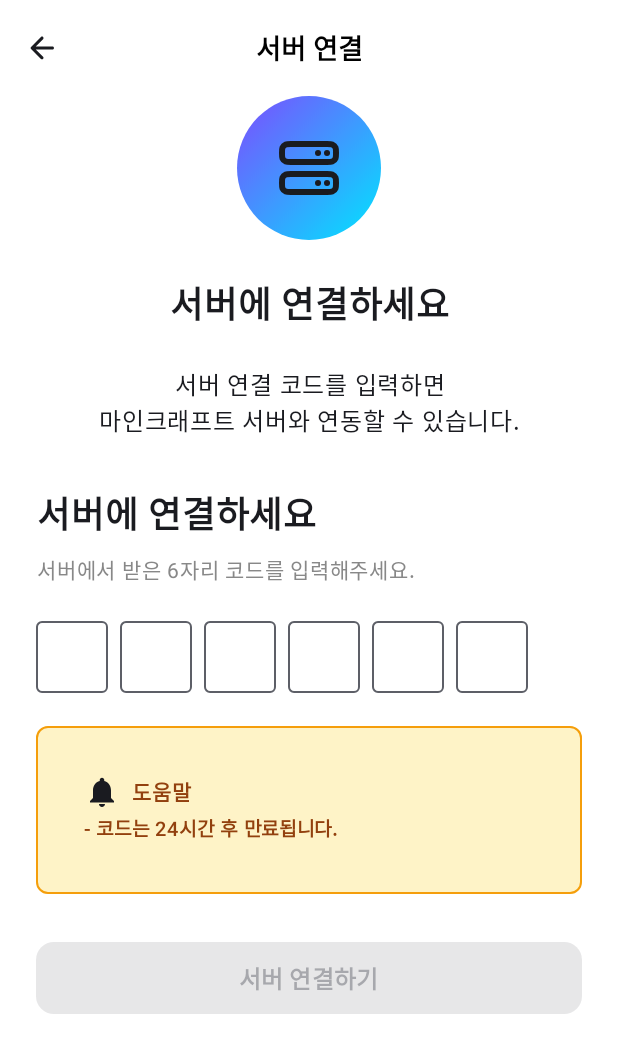
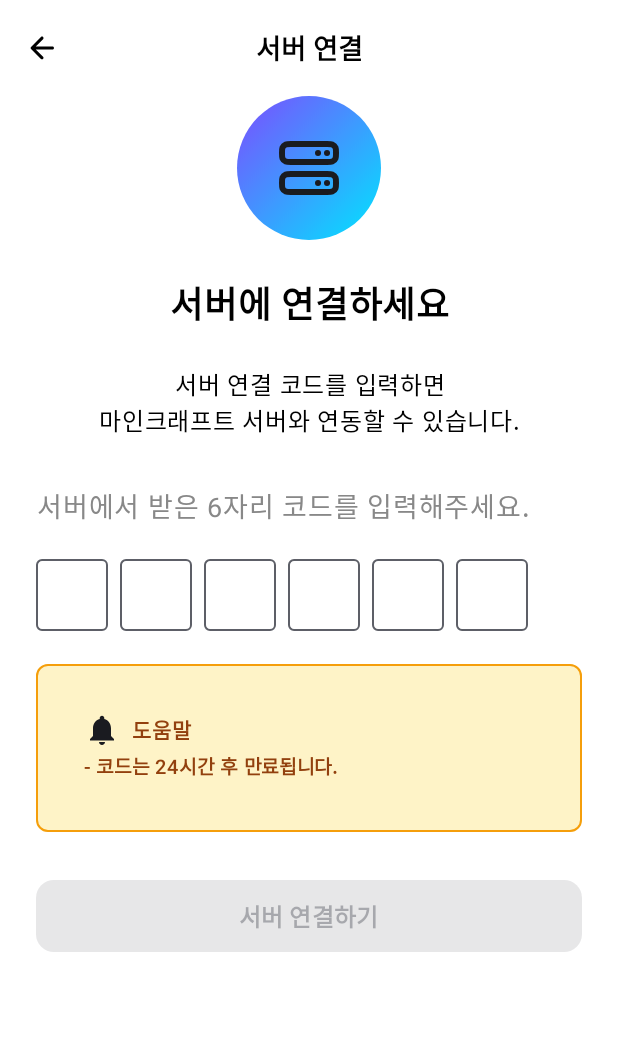
Before and after one commit to joon0447/AppLinker-Android, an Android app built with Jetpack Compose: the AuthScreen screen opened through its navigation route, on a phone screen of 412 x 824 dp. Shown: the top 1053 px of the screen. Run offline under Robolectric (Android 15) with nearby library versions, the phone set to English and light mode, and no system bars; our stand-ins replace Firebase (no records; nobody signed in at launch, a user with empty details on screens opened directly).

Commit message:
refactor(authscreen): 로그인 스크린 폰트 색상, 사이즈 수정

```diff
--- a/app/src/main/java/studio/daily/minecraftlinker/feature/auth/view/AuthScreen.kt
+++ b/app/src/main/java/studio/daily/minecraftlinker/feature/auth/view/AuthScreen.kt
@@ -26,7 +26,6 @@ import androidx.compose.material3.CenterAlignedTopAppBar
 import androidx.compose.material3.ExperimentalMaterial3Api
 import androidx.compose.material3.Icon
 import androidx.compose.material3.IconButton
-import androidx.compose.material3.LocalTextStyle
 import androidx.compose.material3.OutlinedTextField
 import androidx.compose.material3.Scaffold
 import androidx.compose.material3.Text
@@ -53,11 +52,11 @@ import androidx.compose.ui.input.key.type
 import androidx.compose.ui.platform.LocalContext
 import androidx.compose.ui.platform.LocalSoftwareKeyboardController
 import androidx.compose.ui.res.painterResource
+import androidx.compose.ui.text.TextStyle
 import androidx.compose.ui.text.font.FontWeight
 import androidx.compose.ui.text.input.ImeAction
 import androidx.compose.ui.text.input.KeyboardType
 import androidx.compose.ui.text.style.TextAlign
-import androidx.compose.ui.tooling.preview.Preview
 import androidx.compose.ui.unit.dp
 import androidx.compose.ui.unit.sp
 import androidx.lifecycle.viewmodel.compose.viewModel
@@ -103,7 +102,8 @@ fun AuthScreen(
                     }) {
                         Icon(
                             imageVector = Icons.AutoMirrored.Rounded.ArrowBack,
-                            contentDescription = "뒤로"
+                            contentDescription = "뒤로",
+                            tint = Color.Black
                         )
                     }
                 },
@@ -159,6 +159,7 @@ fun AuthScreen(
                     Text(
                         text = "서버에 연결하세요",
                         fontSize = 24.sp,
+                        color = Color.Black,
                         fontWeight = FontWeight.Bold,
                         textAlign = TextAlign.Center
                     )
@@ -167,6 +168,7 @@ fun AuthScreen(
                         text = "서버 연결 코드를 입력하면\n" +
                                 "마인크래프트 서버와 연동할 수 있습니다.",
                         fontSize = 16.sp,
+                        color = Color.Black,
                         fontWeight = FontWeight.Normal,
                         textAlign = TextAlign.Center
                     )
@@ -180,17 +182,10 @@ fun AuthScreen(
                     .fillMaxWidth()
                     .padding(horizontal = 24.dp),
             ) {
-                Column() {
-                    Text(
-                        text = "서버에 연결하세요",
-                        fontSize = 24.sp,
-                        fontWeight = FontWeight.Bold,
-                        textAlign = TextAlign.Center
-                    )
-                    Spacer(Modifier.height(8.dp))
+                Column {
                     Text(
                         text = "서버에서 받은 6자리 코드를 입력해주세요.",
-                        fontSize = 14.sp,
+                        fontSize = 18.sp,
                         fontWeight = FontWeight.Normal,
                         color = Color.Gray,
                         textAlign = TextAlign.Center
@@ -259,9 +254,10 @@ private fun VerificationCodeInput(
                         }
                     },
                 singleLine = true,
-                textStyle = LocalTextStyle.current.copy(
+                textStyle = TextStyle(
                     textAlign = TextAlign.Center,
-                    fontSize = 15.sp,
+                    fontSize = 12.sp,
+                    color = Color.Black,
                     fontWeight = FontWeight.Bold
                 ),
                 keyboardOptions = KeyboardOptions.Default.copy(
```
